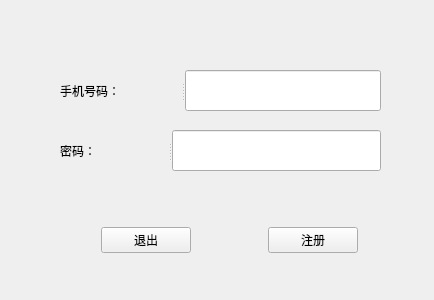
strawsuper/shoppingmall, file registerview.ui: the form before one commit.
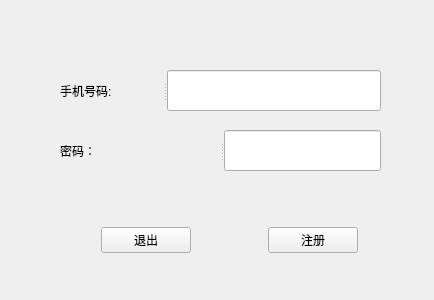
The form after the commit.

```diff
--- a/registerview.ui
+++ b/registerview.ui
@@ -31,7 +31,7 @@
     </property>
     <widget class="QLabel" name="label_2">
      <property name="text">
-      <string>密码：      </string>
+      <string>密码：                      </string>
      </property>
     </widget>
     <widget class="QLineEdit" name="lineEdit_2"/>
@@ -93,7 +93,7 @@
     </property>
     <widget class="QLabel" name="label">
      <property name="text">
-      <string>手机号码：  </string>
+      <string>手机号码:</string>
      </property>
     </widget>
     <widget class="QLineEdit" name="lineEdit"/>
```
